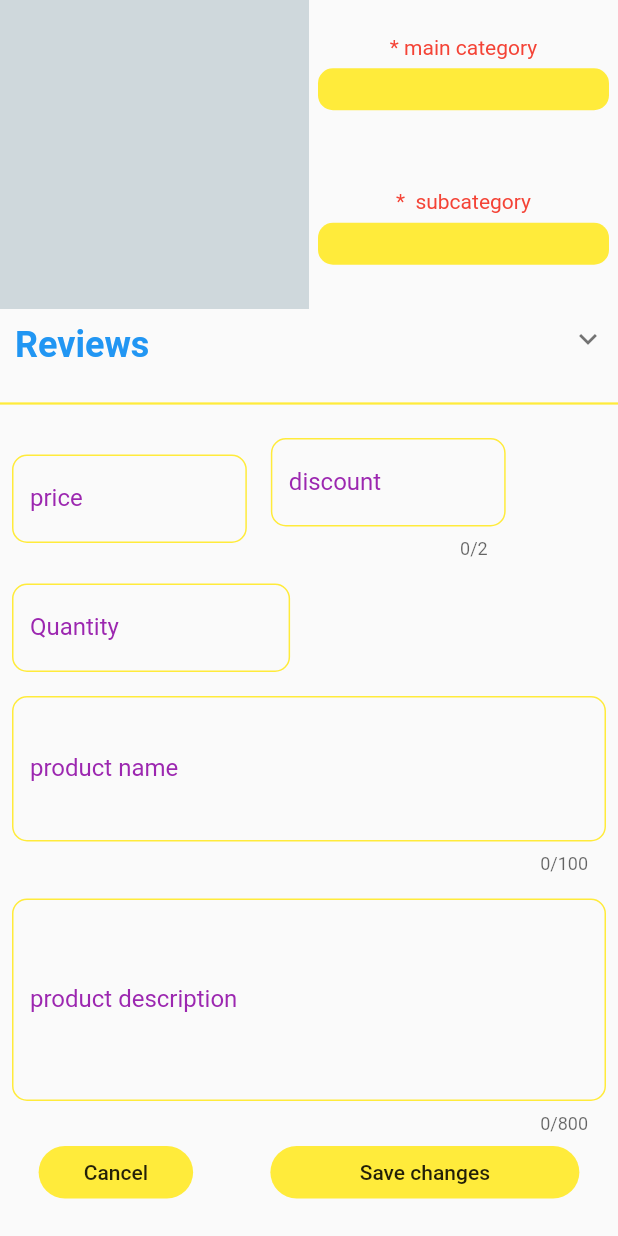
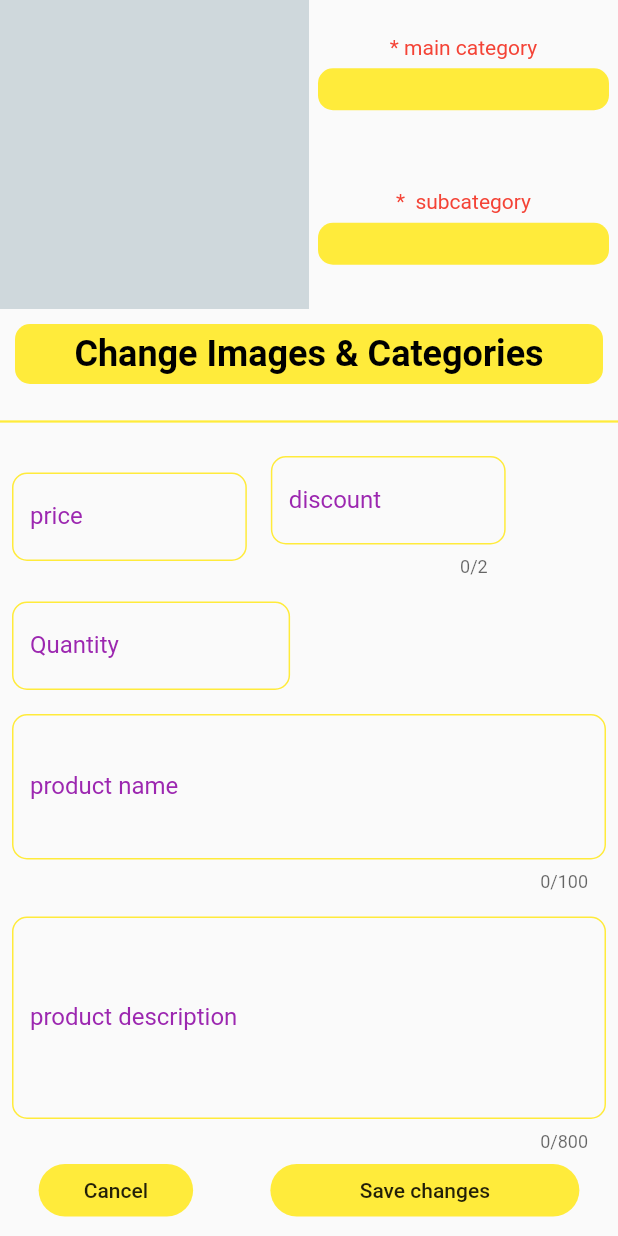
Before and after one commit to Haiatami/multi_store_app, a Flutter app: the EditProduct screen opened directly with empty values, on a phone screen of 412 x 824 dp. Run offline on Flutter 3.47's test engine with Material 2 defaults, Android fonts, the phone set to English and light mode, and no system bars; drawn by our look-alikes of expandable; our stand-ins replace animated_text_kit, badges, cloud_firestore, firebase_auth, firebase_core, firebase_storage and 6 more; missing offline and left inert: flutter_stripe, staggered_grid_view_flutter; accounts and stored records are empty; network calls fail.

```diff
--- a/lib/minor_screens/edit_products.dart
+++ b/lib/minor_screens/edit_products.dart
@@ -269,14 +269,23 @@ class _EditProductState extends State<EditProduct> {
                         ],
                       ),
                       ExpandablePanel(
-                        header: const Padding(
-                          padding: EdgeInsets.all(10),
+                        theme: const ExpandableThemeData(hasIcon: false),
+                        header: Padding(
+                          padding: const EdgeInsets.all(10),
+                          child: Container(
+                            decoration: BoxDecoration(
+                                color: Colors.yellow,
+                                borderRadius: BorderRadius.circular(10)),
+                            padding: const EdgeInsets.all(6),
+                            child: const Center(
                               child: Text(
-                            'Reviews',
+                                'Change Images & Categories',
                                 style: TextStyle(
-                              color: Colors.blue,
+                                  color: Colors.black,
                                   fontSize: 24,
                                   fontWeight: FontWeight.bold,
+                                ),
+                              ),
                             ),
                           ),
                         ),
@@ -441,7 +450,9 @@ class _EditProductState extends State<EditProduct> {
   }
 
   Widget changeImages(Size size) {
-    return Row(
+    return Column(
+      children: [
+        Row(
           children: [
             Container(
               color: Colors.blueGrey.shade100,
@@ -473,7 +484,8 @@ class _EditProductState extends State<EditProduct> {
                           iconEnabledColor: Colors.red,
                           dropdownColor: Colors.yellow.shade400,
                           value: mainCategValue,
-                      items: maincateg.map<DropdownMenuItem<String>>((value) {
+                          items:
+                              maincateg.map<DropdownMenuItem<String>>((value) {
                             return DropdownMenuItem(
                               child: Text(value),
                               value: value,
@@ -498,8 +510,8 @@ class _EditProductState extends State<EditProduct> {
                           menuMaxHeight: 500,
                           disabledHint: const Text('select category'),
                           value: subCategValue,
-                      items:
-                          subCategList.map<DropdownMenuItem<String>>((value) {
+                          items: subCategList
+                              .map<DropdownMenuItem<String>>((value) {
                             return DropdownMenuItem(
                               child: Text(value),
                               value: value,
@@ -515,6 +527,26 @@ class _EditProductState extends State<EditProduct> {
                   ),
                 ],
               ),
+            )
+          ],
+        ),
+        Padding(
+          padding: const EdgeInsets.all(8.0),
+          child: imagesFileList!.isNotEmpty
+              ? YellowButton(
+                  label: 'Reset Images',
+                  onPressed: () {
+                    setState(() {
+                      imagesFileList = [];
+                    });
+                  },
+                  width: 0.6)
+              : YellowButton(
+                  label: 'Change Images',
+                  onPressed: () {
+                    pickProductImages();
+                  },
+                  width: 0.6),
         )
       ],
     );
```
Lines whose indentation alone changed are shown as unchanged.
